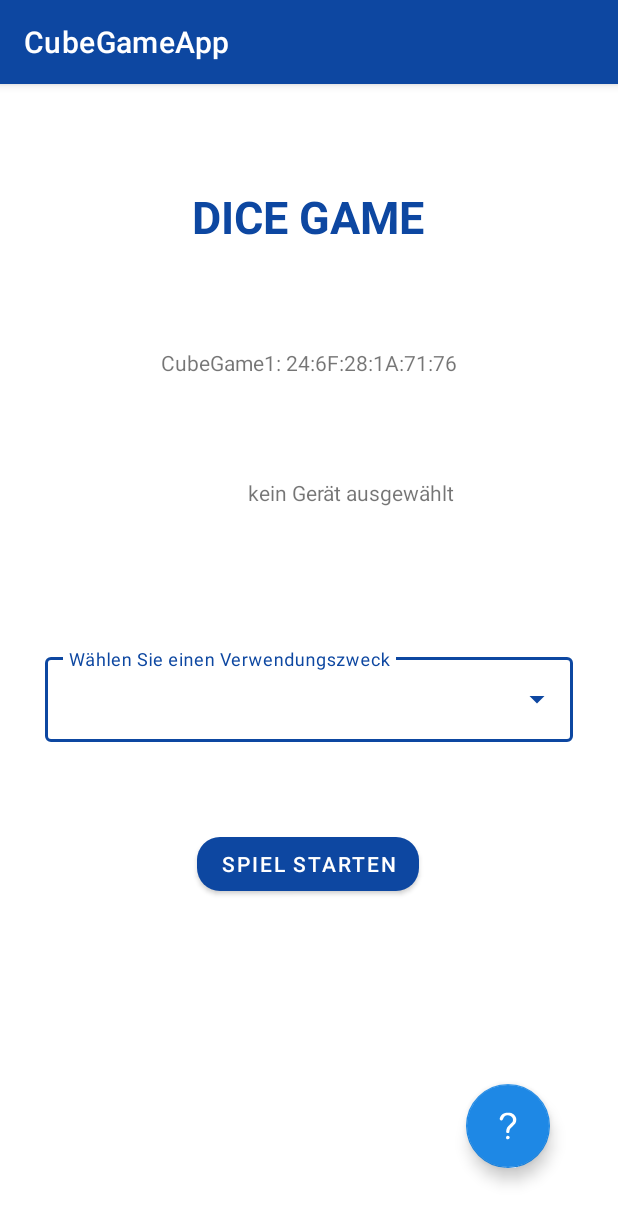
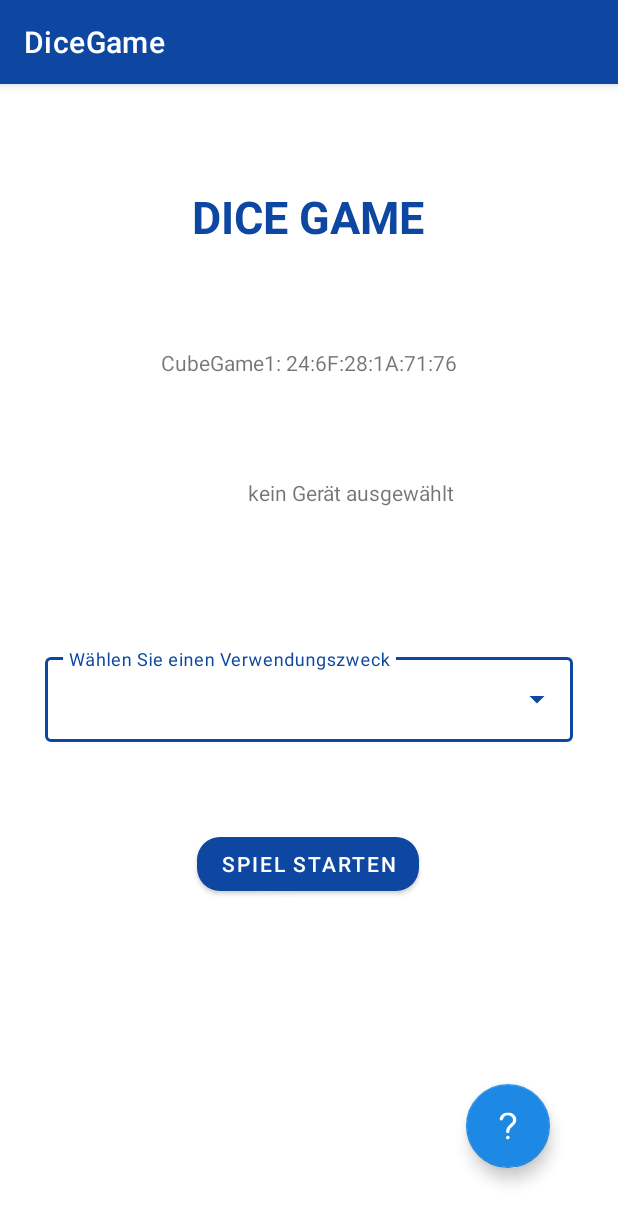
Before and after one commit to kmeyerhshl/CubeGameApp, an Android app: the MainActivity screen opened directly, with no data from a screen before it, on a phone screen of 412 x 824 dp. Shown: the top 1223 px of the screen. Run offline under Robolectric (Android 15) with nearby library versions, the phone set to English and light mode, and no system bars; our stand-ins replace Firebase (no records; nobody signed in at launch, a user with empty details on screens opened directly), navigation-ui; libraries missing offline, so code that uses them is left out: com.benasher44.uuid, com.juul.kable, splitties.alertdialog.alertDialog, splitties.alertdialog.negativeButton, splitties.alertdialog.positiveButton and 1 more; 2 statements that could not run were skipped.

Commit message:
Update: DiceGame

```diff
--- a/app/build.gradle.kts
+++ b/app/build.gradle.kts
@@ -34,7 +34,7 @@ android {
     compileSdk = 32
 
     defaultConfig {
-        applicationId = "com.example.cubegameapp"
+        applicationId = "com.example.dicegame"
         minSdk = 26
         targetSdk = 32
         versionCode = 1
--- a/app/src/main/AndroidManifest.xml
+++ b/app/src/main/AndroidManifest.xml
@@ -1,7 +1,7 @@
 <?xml version="1.0" encoding="utf-8"?>
 <manifest xmlns:android="http://schemas.android.com/apk/res/android"
     xmlns:tools="http://schemas.android.com/tools"
-    package="com.example.cubegameapp">
+    package="com.example.dicegame">
 
     <!-- App wird im Playstore nur für Geräte angeboten, die BLE unterstützen -->
     <uses-feature android:name="android.hardware.bluetooth_le" android:required="true"/>
@@ -41,7 +41,7 @@
         android:theme="@style/Theme.CubeGameApp"
         tools:targetApi="31">
         <activity
-            android:name=".MainActivity"
+            android:name="com.example.dicegame.MainActivity"
             android:exported="true"
             android:label="@string/app_name"
             android:theme="@style/Theme.CubeGameApp.NoActionBar">
--- a/app/src/main/java/com/example/cubegameapp/Data.kt
+++ b/app/src/main/java/com/example/dicegame/Data.kt
@@ -1,4 +1,4 @@
-package com.example.cubegameapp
+package com.example.dicegame
 
 class Data {
 
--- a/app/src/main/java/com/example/cubegameapp/HomeFragment.kt
+++ b/app/src/main/java/com/example/dicegame/HomeFragment.kt
@@ -1,4 +1,4 @@
-package com.example.cubegameapp
+package com.example.dicegame
 
 import android.os.Bundle
 import android.util.Log
@@ -8,16 +8,13 @@ import android.view.View
 import android.view.ViewGroup
 import android.widget.AdapterView
 import android.widget.ArrayAdapter
-import android.widget.Toast
 import androidx.fragment.app.activityViewModels
 import androidx.navigation.fragment.findNavController
-import com.example.cubegameapp.databinding.FragmentHomeBinding
-import com.example.cubegameapp.model.ConnectState
-import com.example.cubegameapp.model.MainViewModel
-import com.google.android.gms.tasks.Task
+import com.example.dicegame.databinding.FragmentHomeBinding
+import com.example.dicegame.model.ConnectState
+import com.example.dicegame.model.MainViewModel
 import com.google.android.material.dialog.MaterialAlertDialogBuilder
 import com.google.firebase.auth.FirebaseAuth
-import com.google.firebase.firestore.DocumentSnapshot
 import com.google.firebase.firestore.EventListener
 import com.google.firebase.firestore.FirebaseFirestore
 import com.google.firebase.firestore.QuerySnapshot
@@ -41,7 +38,7 @@ class HomeFragment : Fragment() {
     private val viewModel: MainViewModel by activityViewModels()
 
     private val mFirebaseAuth: FirebaseAuth by lazy { FirebaseAuth.getInstance() }
-    private val db : FirebaseFirestore by lazy { FirebaseFirestore.getInstance() }
+    private val db: FirebaseFirestore by lazy { FirebaseFirestore.getInstance() }
 
     private lateinit var dbList: ArrayList<String>
     private lateinit var adapter: ArrayAdapter<String>
@@ -65,7 +62,6 @@ class HomeFragment : Fragment() {
         val scope = MainScope()
         scope.launch {
             delay(1000)
-            Log.i("ButtonFirst", "[btnStart] isReceivingData - true")
             viewModel.connect()
         }
 
@@ -79,19 +75,13 @@ class HomeFragment : Fragment() {
             viewModel.setUseSelected(use)
         }
 
-        binding.btnMenu.setOnClickListener {
-            Log.i(TAG, "Button1")
+        binding.btnStart.setOnClickListener {
+            Log.i(TAG, "Button Start")
             if (use.isEmpty()) {
                 toast("Bitte Zweck auswählen")
             } else {
                 findNavController().navigate(R.id.action_FirstFragment_to_SecondFragment)
             }
-            /*val use = binding.autoCompleteTextView.setText(binding.autoCompleteTextView.adapter.getItem(0).toString())
-            toast("Zweck: $use")*/
-
-            //useSelected = button1
-            //viewModel.setUseSelected(useSelected)
-            //findNavController().navigate(R.id.action_FirstFragment_to_SecondFragment)
         }
 
 
@@ -120,25 +110,29 @@ class HomeFragment : Fragment() {
     }
 
     private fun loadDbList() {
-        /*val documentID = listDB.toString()
-        db.collection("Verwendungszweck").document(documentID)
-            .get()
-            .addOnCompleteListener {task ->
-                if (task.isSuccessful) {
+        /*val storage = Firebase.storage
+        val listRef = storage.reference.child("Kinder")
+        listRef.listAll()
+            .addOnSuccessListener { (items, prefixes) ->
+                prefixes.forEach { prefix ->
+                    // All the prefixes under listRef.
+                    // You may call listAll() recursively on them.
+                }
+
+                items.forEach { item ->
                     dbList = ArrayList()
-                    val highscore = task.result!!.toObject(Data::class.java)
-                    dbList.add(highscore.toString())
-
+                    dbList.add(item.toString())
                     adapter = ArrayAdapter(requireContext(), R.layout.list_item, dbList)
                     binding.autoCompleteTextView.setAdapter(adapter)
-                } else {
-                    Log.d(TAG, "FEHLER: Daten lesen ", task.exception)
                 }
+            }
+            .addOnFailureListener {
+                // Uh-oh, an error occurred!
             }*/
-        val uid = mFirebaseAuth.currentUser!!.uid
+
+        //val storageRef = FirebaseStorage.getInstance().reference.child("$useSelected/$dicedSide.jpg")
+        //Liste aus Datenbank
         db.collection("Verwendungszweck")
-            //.orderBy(Constants.USERSCORE, Query.Direction.DESCENDING)
-            //.limit(Constants.HIGHSCORELIMIT.toLong())
             .addSnapshotListener(EventListener { value, e ->
                 if (e != null) {
                     return@EventListener
@@ -146,32 +140,9 @@ class HomeFragment : Fragment() {
                 updateListOnChange(value!!)
             })
 
-        // Einstiegspunkt für die Abfrage ist users/uid/Messungen
-        //val uid = mFirebaseAuth.currentUser!!.uid
-        /*db.collection("Verwendungszweck").document()
-            .get()
-            .addOnCompleteListener { task ->
-                if (task.isSuccessful) {
-                    updateListView(task)
-                } else {
-                    Log.d(TAG, "FEHLER: Daten lesen ", task.exception)
-                }
-            }*/
-        /*db.collection("Verwendungszweck") // alle Einträge abrufen
-            //.get()
-            .addSnapshotListener(EventListener { task, e ->
-                if (e != null) {
-                    return@EventListener
-                }
-                updateListView(task!!)
-                /*if (task.isSuccessful) {
-                    updateListView(task!!)
-                } else {
-                    Log.d(TAG, "FEHLER: Daten lesen ", task.exception)
-                }*/
-            })*/
     }
 
+    //Liste aus Datenbank
     private fun updateListOnChange(value: QuerySnapshot) {
         dbList = ArrayList()
         for (documentSnapshot in value) {
@@ -182,45 +153,6 @@ class HomeFragment : Fragment() {
         binding.autoCompleteTextView.setAdapter(adapter)
     }
 
-    /*private fun updateListView(task: Task<QuerySnapshot>){
-        Log.i(TAG, "updateListView")
-        // Einträge in dbList kopieren, um sie im ListView anzuzeigen
-        dbList = ArrayList()
-        // Diese for schleife durchläuft alle Documents der Abfrage
-        for (document in task.result!!) {
-            val messung = document.toObject(Data::class.java)
-            Log.i(TAG, "Messung: $messung")
-            //val id = document.id
-            //messung.setId(id)
-            (dbList as ArrayList<Data>).add(messung)
-            Log.d(TAG, document.id + " => " + document.data)
-        }
-        // jetzt liegt die vollständige Liste vor und
-        // kann im ListView angezeigt werden
-        adapter = ArrayAdapter(requireContext(), R.layout.list_item, dbList)
-        //listView.adapter = adapter
-        binding.autoCompleteTextView.setAdapter(adapter)
-    }*/
-
-    /*private fun updateListView(task: QuerySnapshot) {
-        Log.i(TAG, "updateListView")
-        // Einträge in dbList kopieren, um sie im ListView anzuzeigen
-        dbList = ArrayList()
-        // Diese for schleife durchläuft alle Documents der Abfrage
-        for (document in task) {
-            val messung = document.toObject(Data::class.java)
-            Log.i(TAG, "Messung: $messung")
-            //val id = document.id
-            //messung.setId(id)
-            (dbList as ArrayList<Data>).add(messung)
-            Log.d(TAG, document.id + " => " + document.data)
-        }
-        // jetzt liegt die vollständige Liste vor und
-        // kann im ListView angezeigt werden
-        adapter = ArrayAdapter(requireContext(), R.layout.list_item, dbList)
-        //listView.adapter = adapter
-        binding.autoCompleteTextView.setAdapter(adapter)
-    }*/
 
     private fun showDialog() {
         context?.let {
--- a/app/src/main/java/com/example/cubegameapp/esp32ble/DataClasses.kt
+++ b/app/src/main/java/com/example/dicegame/esp32ble/DataClasses.kt
@@ -1,4 +1,4 @@
-package com.example.cubegameapp.esp32ble
+package com.example.dicegame.esp32ble
 
 import android.util.Log
 import com.juul.kable.Peripheral
--- a/app/src/main/java/com/example/cubegameapp/esp32ble/Esp32Ble.kt
+++ b/app/src/main/java/com/example/dicegame/esp32ble/Esp32Ble.kt
@@ -1,4 +1,4 @@
-package com.example.cubegameapp.esp32ble
+package com.example.dicegame.esp32ble
 
 
 data class GameStatus(var gameStatus: String = "")
--- a/app/src/main/java/com/example/cubegameapp/model/MainViewModel.kt
+++ b/app/src/main/java/com/example/dicegame/model/MainViewModel.kt
@@ -1,4 +1,4 @@
-package com.example.cubegameapp.model
+package com.example.dicegame.model
 
 import android.util.Log
 import androidx.lifecycle.LiveData
@@ -6,7 +6,7 @@ import androidx.lifecycle.MutableLiveData
 import androidx.lifecycle.ViewModel
 import androidx.lifecycle.viewModelScope
 import com.benasher44.uuid.uuidFrom
-import com.example.cubegameapp.esp32ble.*
+import com.example.dicegame.esp32ble.*
 import com.juul.kable.Filter
 import com.juul.kable.Peripheral
 import com.juul.kable.Scanner
--- a/app/src/main/res/layout/fragment_home.xml
+++ b/app/src/main/res/layout/fragment_home.xml
@@ -12,7 +12,7 @@
         android:layout_height="wrap_content"
         android:layout_marginTop="43dp"
         android:layout_marginEnd="1dp"
-        app:layout_constraintBottom_toTopOf="@+id/btnMenu"
+        app:layout_constraintBottom_toTopOf="@+id/btnStart"
         app:layout_constraintEnd_toEndOf="@+id/textview_first"
         app:layout_constraintTop_toBottomOf="@+id/textview_first"
         app:layout_constraintVertical_bias="0.102" />
@@ -28,7 +28,7 @@
 
 
     <Button
-        android:id="@+id/btnMenu"
+        android:id="@+id/btnStart"
         android:layout_width="wrap_content"
         android:layout_height="wrap_content"
         android:layout_marginBottom="224dp"
@@ -61,7 +61,7 @@
         android:layout_marginEnd="30dp"
         android:layout_marginBottom="57dp"
         android:hint="@string/menuUse"
-        app:layout_constraintBottom_toTopOf="@+id/btnMenu"
+        app:layout_constraintBottom_toTopOf="@+id/btnStart"
         app:layout_constraintEnd_toEndOf="parent"
         app:layout_constraintStart_toStartOf="parent">
 
--- a/app/src/main/res/menu/menu_main.xml
+++ b/app/src/main/res/menu/menu_main.xml
@@ -1,6 +1,6 @@
 <menu xmlns:android="http://schemas.android.com/apk/res/android"
     xmlns:app="http://schemas.android.com/apk/res-auto"
     xmlns:tools="http://schemas.android.com/tools"
-    tools:context="com.example.cubegameapp.MainActivity">
+    tools:context="com.example.dicegame.MainActivity">
 
 </menu>
--- a/app/src/main/res/navigation/nav_graph.xml
+++ b/app/src/main/res/navigation/nav_graph.xml
@@ -7,7 +7,7 @@
 
     <fragment
         android:id="@+id/FirstFragment"
-        android:name="com.example.cubegameapp.HomeFragment"
+        android:name="com.example.dicegame.HomeFragment"
         tools:layout="@layout/fragment_home">
 
         <action
@@ -16,7 +16,7 @@
     </fragment>
     <fragment
         android:id="@+id/SecondFragment"
-        android:name="com.example.cubegameapp.PlayerFragment"
+        android:name="com.example.dicegame.PlayerFragment"
         tools:layout="@layout/fragment_player">
 
         <action
@@ -28,7 +28,7 @@
     </fragment>
     <fragment
         android:id="@+id/gameFragment"
-        android:name="com.example.cubegameapp.GameFragment"
+        android:name="com.example.dicegame.GameFragment"
         tools:layout="@layout/fragment_game" >
         <action
             android:id="@+id/action_gameFragment_to_SecondFragment"
@@ -42,7 +42,7 @@
     </fragment>
     <fragment
         android:id="@+id/exerciseFragment"
-        android:name="com.example.cubegameapp.ExerciseFragment"
+        android:name="com.example.dicegame.ExerciseFragment"
         tools:layout="@layout/fragment_exercise" >
         <action
             android:id="@+id/action_exerciseFragment_to_FirstFragment"
--- a/app/src/main/res/values/strings.xml
+++ b/app/src/main/res/values/strings.xml
@@ -1,5 +1,5 @@
 <resources>
-    <string name="app_name">CubeGameApp</string>
+    <string name="app_name">DiceGame</string>
     <!-- Strings used for fragments for navigation -->
     <string name="home_fragment">Home</string>
     <string name="player_fragment">Spieler</string>
--- a/settings.gradle
+++ b/settings.gradle
@@ -12,5 +12,5 @@ dependencyResolutionManagement {
         mavenCentral()
     }
 }
-rootProject.name = "CubeGameApp"
+rootProject.name = "DiceGame"
 include ':app'
```
Also changed, not shown: app/src/main/java/com/example/dicegame/ExerciseFragment.kt (renamed from app/src/main/java/com/example/cubegameapp/ExerciseFragment.kt, +6 -12 lines), app/src/main/java/com/example/dicegame/GameFragment.kt (renamed from app/src/main/java/com/example/cubegameapp/GameFragment.kt, +4 -8 lines), app/src/main/java/com/example/dicegame/MainActivity.kt (renamed from app/src/main/java/com/example/cubegameapp/MainActivity.kt, +3 -7 lines), app/src/main/java/com/example/dicegame/PlayerFragment.kt (renamed from app/src/main/java/com/example/cubegameapp/PlayerFragment.kt, +4 -7 lines), 5 other files.
